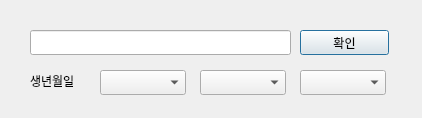
Gorani-ros2/pyQt_Git, file ComboBox.ui: the form before one commit.
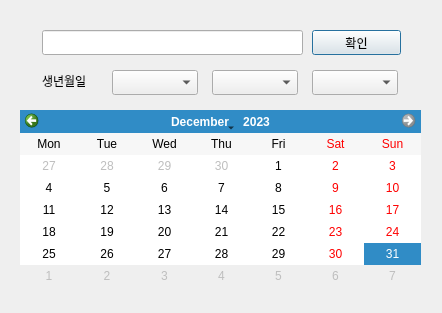
The form after the commit.

Patch:
```diff
--- a/ComboBox.ui
+++ b/ComboBox.ui
@@ -6,8 +6,8 @@
    <rect>
     <x>0</x>
     <y>0</y>
-    <width>422</width>
-    <height>118</height>
+    <width>442</width>
+    <height>313</height>
    </rect>
   </property>
   <property name="windowTitle">
@@ -16,7 +16,7 @@
   <widget class="QLabel" name="label">
    <property name="geometry">
     <rect>
-     <x>30</x>
+     <x>42</x>
      <y>70</y>
      <width>71</width>
      <height>21</height>
@@ -29,7 +29,7 @@
   <widget class="QLineEdit" name="lineEdit">
    <property name="geometry">
     <rect>
-     <x>30</x>
+     <x>42</x>
      <y>30</y>
      <width>261</width>
      <height>25</height>
@@ -42,7 +42,7 @@
   <widget class="QComboBox" name="cbYear">
    <property name="geometry">
     <rect>
-     <x>100</x>
+     <x>112</x>
      <y>70</y>
      <width>86</width>
      <height>25</height>
@@ -52,7 +52,7 @@
   <widget class="QComboBox" name="cbMonth">
    <property name="geometry">
     <rect>
-     <x>200</x>
+     <x>212</x>
      <y>70</y>
      <width>86</width>
      <height>25</height>
@@ -62,7 +62,7 @@
   <widget class="QComboBox" name="cbDay">
    <property name="geometry">
     <rect>
-     <x>300</x>
+     <x>312</x>
      <y>70</y>
      <width>86</width>
      <height>25</height>
@@ -72,7 +72,7 @@
   <widget class="QPushButton" name="pushButton">
    <property name="geometry">
     <rect>
-     <x>300</x>
+     <x>312</x>
      <y>30</y>
      <width>89</width>
      <height>25</height>
@@ -82,6 +82,45 @@
     <string>확인</string>
    </property>
   </widget>
+  <widget class="QCalendarWidget" name="calendarWidget">
+   <property name="geometry">
+    <rect>
+     <x>20</x>
+     <y>110</y>
+     <width>401</width>
+     <height>177</height>
+    </rect>
+   </property>
+   <property name="minimumDate">
+    <date>
+     <year>1900</year>
+     <month>1</month>
+     <day>1</day>
+    </date>
+   </property>
+   <property name="maximumDate">
+    <date>
+     <year>2023</year>
+     <month>12</month>
+     <day>31</day>
+    </date>
+   </property>
+   <property name="firstDayOfWeek">
+    <enum>Qt::Monday</enum>
+   </property>
+   <property name="gridVisible">
+    <bool>false</bool>
+   </property>
+   <property name="horizontalHeaderFormat">
+    <enum>QCalendarWidget::ShortDayNames</enum>
+   </property>
+   <property name="verticalHeaderFormat">
+    <enum>QCalendarWidget::NoVerticalHeader</enum>
+   </property>
+   <property name="dateEditAcceptDelay">
+    <number>1000</number>
+   </property>
+  </widget>
  </widget>
  <resources/>
  <connections/>
```
